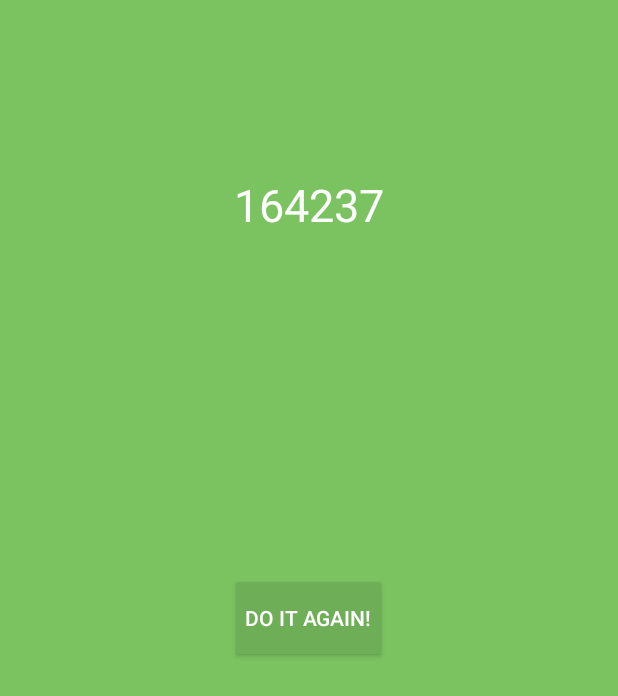
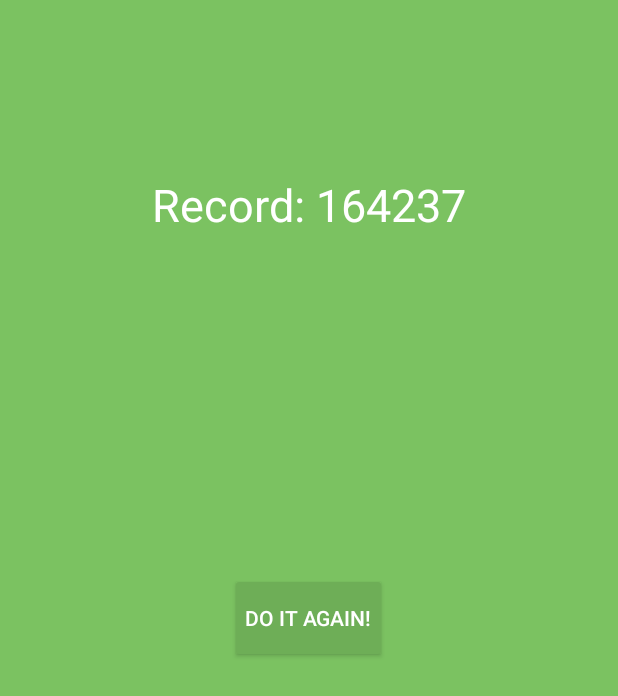
Before and after one commit to Lard4/Random_Number_Generator, an Android app: the NumberActivity screen opened directly, with no data from a screen before it, on a phone screen of 412 x 824 dp. Shown: the top 696 px of the screen. Run offline under Robolectric (Android 15) with nearby library versions, the phone set to English and light mode, and no system bars.

Commit message:
Changes to record keeper [WIP]
Useless,

```diff
--- a/app/src/main/java/com/dirinc/randomnumbergenerator/NumberActivity.java
+++ b/app/src/main/java/com/dirinc/randomnumbergenerator/NumberActivity.java
@@ -12,9 +12,11 @@ public class NumberActivity extends AppCompatActivity {
 
     public int randomNumber;
     public int record;
+    boolean hasRecord;
 
     public NumberActivity() {
         record = 1000000;
+        hasRecord = false;
     }
 
 
@@ -34,6 +36,13 @@ public class NumberActivity extends AppCompatActivity {
 
         min = 1;
         max = 1000000;
+        recordText = "0";
+
+        if(hasRecord = true){
+            setContentView(R.layout.activity_number);
+            TextView tv3 = (TextView) findViewById(R.id.recordLow);
+            if(tv3 != null) tv3.setText(recordText);
+        }
 
         Random rand = new Random();
         newNumber = rand.nextInt(max - min + 1) + min;
@@ -48,13 +57,14 @@ public class NumberActivity extends AppCompatActivity {
 
         if(randomNumber < record) {
             record = randomNumber;
-            recordText = "" + record;
+            recordText = "Record: " + record;
             setContentView(R.layout.activity_number);
             TextView tv2 = (TextView) findViewById(R.id.recordLow);
             if(tv2 != null) tv2.setText(recordText);
+            hasRecord = true;
         }
 
-        final Button button = (Button) findViewById(R.id.button);
+        final Button button = (Button) findViewById(R.id.button2);
         button.setOnClickListener(new View.OnClickListener() {
             public void onClick(View v) {
                 // Perform action on click
--- a/app/src/main/res/layout/activity_number.xml
+++ b/app/src/main/res/layout/activity_number.xml
@@ -25,13 +25,12 @@
         android:layout_alignParentTop="true"
         android:layout_centerHorizontal="true" />
 
-
     <Button
         android:layout_width="wrap_content"
         android:layout_height="wrap_content"
         android:text="@string/button_text_again"
         android:textColor="@color/button_text_color"
-        android:id="@+id/button"
+        android:id="@+id/button2"
         android:background="@drawable/button"
         android:clickable="true"
         android:layout_centerVertical="true"
--- a/app/src/main/res/values/strings.xml
+++ b/app/src/main/res/values/strings.xml
@@ -7,12 +7,10 @@
 
     <string name="title_activity_number">NumberActivity</string>
     <string name="title_activity_about">AboutActivity</string>
+    <string name="title_activity_easter_egg">EasterEggActivity</string>
 
     <string name="about">This wonderful app was made by Kevin Dixson</string>
     <string name="about_line_2">Copyright 2015 - All rights reserved</string>
     <string name="about_line_3">Version 1.0</string>
-    <string name="title_activity_easter_egg">EasterEggActivity</string>
-
-    <string name="easter_shrug">¯\_(ツ)_/¯</string>
 
 </resources>
--- a/app/src/main/res/values/styles.xml
+++ b/app/src/main/res/values/styles.xml
@@ -27,11 +27,7 @@
     <style name="RecordLow" parent="TextAppearance.AppCompat">
         <item name="android:textColor">@android:color/white</item>
         <item name="android:textSize">@dimen/record_low</item>
-    </style>
-
-    <style name="EasterShrug" parent="TextAppearance.AppCompat">
-        <item name="android:textColor">@android:color/white</item>
-        <item name="android:textSize">@dimen/easter_shrug</item>
+        <item name="android:textStyle">normal</item>
     </style>
 
 </resources>
```
